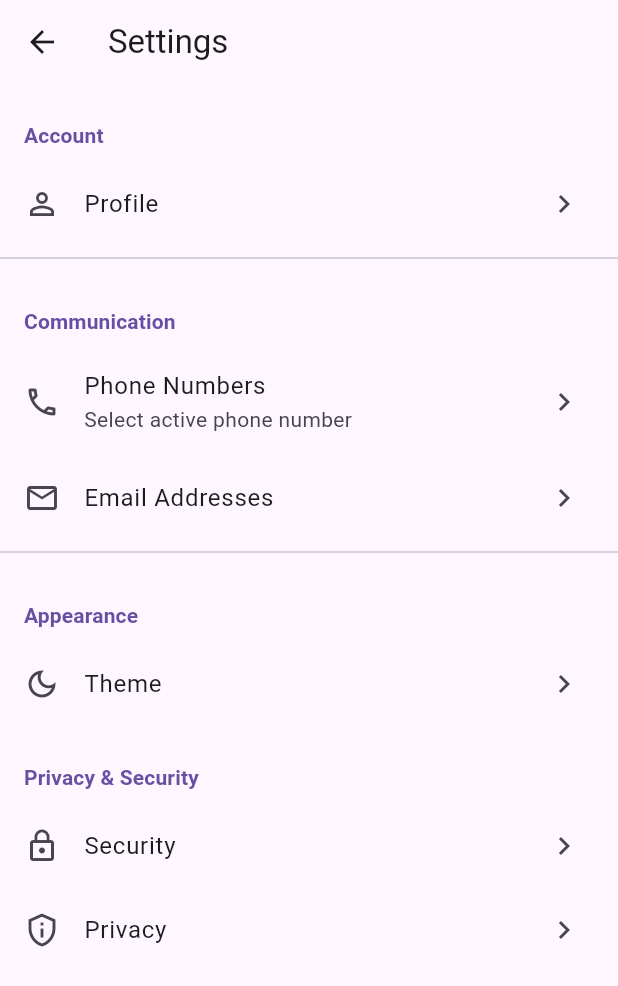
After one commit to healer-1205/gbpn_dialer, a Flutter app: the SettingsScreen screen opened by its route, on a phone screen of 412 x 824 dp. The commit adds this screen. Shown: the top 986 px of the screen. Run offline on Flutter 3.47's test engine with Material 3 defaults, Android fonts, the phone set to English and light mode, and no system bars; our stand-ins replace dio, firebase_core, firebase_messaging, flutter_contacts, permission_handler, shared_preferences; missing offline and left inert: dart_jsonwebtoken, twilio_voice; accounts and stored records are empty.

Commit message:
feat(settings): add settings screen and phone number selection
Introduce a new settings screen with sections for account, communication, appearance, and privacy. Add a phone number selection screen to manage active phone numbers. Update routing and storage service to support these features.

```diff
--- a/lib/routing/routes.dart
+++ b/lib/routing/routes.dart
@@ -1,6 +1,7 @@
 import 'package:flutter/material.dart';
 import 'package:gbpn_dealer/screens/incoming_screen/incoming_call_screen.dart';
 import 'package:gbpn_dealer/screens/permissions/permissions_block.dart';
+import 'package:gbpn_dealer/screens/settings/settings_screen.dart';
 import '../screens/dialpad/dialer_screen.dart';
 import '../screens/intro/screen.dart';
 import '../screens/main_screen/main_screen_view.dart';
@@ -22,6 +23,8 @@ class Routes {
         return MaterialPageRoute(builder: (_) => const DialpadScreen());
       case '/permission_block':
         return MaterialPageRoute(builder: (_) => const PermissionsBlock());
+      case '/settings':
+        return MaterialPageRoute(builder: (_) => const SettingsScreen());
       case '/incoming_call_screen':
         return MaterialPageRoute(
             builder: (_) =>
--- a/lib/screens/dialpad/dialer_screen.dart
+++ b/lib/screens/dialpad/dialer_screen.dart
@@ -231,6 +231,7 @@ class _DialpadScreenState extends State<DialpadScreen> {
   Widget build(BuildContext context) {
     return Scaffold(
       backgroundColor: Colors.white,
+
       body: Padding(
           padding: const EdgeInsets.symmetric(horizontal: 40.0),
           child: Column(
--- a/lib/screens/main_screen/main_screen_view.dart
+++ b/lib/screens/main_screen/main_screen_view.dart
@@ -52,6 +52,18 @@ class _MainScreenViewState extends State<MainScreenView> {
               ),
             ),
           ),
+          Visibility(
+            visible: _currentIndex == 0,
+            child: IconButton(
+              onPressed: () {
+                Navigator.pushNamed(context, '/settings');
+              },
+              icon: Icon(
+                Icons.settings,
+                size: 30,
+              ),
+            ),
+          ),
           SizedBox(width: 15),
         ],
       ),
--- /dev/null
+++ b/lib/screens/settings/settings_screen.dart
@@ -0,0 +1,91 @@
+// Settings screen - the main entry point for all settings
+import 'package:flutter/material.dart';
+import 'package:gbpn_dealer/screens/settings/phone_number_selection_screen.dart';
+
+class SettingsScreen extends StatelessWidget {
+  const SettingsScreen({super.key});
+
+  @override
+  Widget build(BuildContext context) {
+    return Scaffold(
+      appBar: AppBar(
+        title: const Text('Settings'),
+        elevation: 0,
+      ),
+      body: ListView(
+        children: [
+          // Account Section
+          _buildSectionHeader(context, 'Account'),
+          ListTile(
+            leading: const Icon(Icons.person_outline),
+            title: const Text('Profile'),
+            trailing: const Icon(Icons.chevron_right),
+            onTap: () {},
+          ),
+          const Divider(),
+
+          // Communication Section
+          _buildSectionHeader(context, 'Communication'),
+          ListTile(
+            leading: const Icon(Icons.phone_outlined),
+            title: const Text('Phone Numbers'),
+            subtitle: const Text('Select active phone number'),
+            trailing: const Icon(Icons.chevron_right),
+            onTap: () {
+              Navigator.push(
+                context,
+                MaterialPageRoute(
+                  builder: (context) => const PhoneNumberSelectionScreen(),
+                ),
+              );
+            },
+          ),
+          ListTile(
+            leading: const Icon(Icons.email_outlined),
+            title: const Text('Email Addresses'),
+            trailing: const Icon(Icons.chevron_right),
+            onTap: () {},
+          ),
+          const Divider(),
+
+          // Appearance Section
+          _buildSectionHeader(context, 'Appearance'),
+          ListTile(
+            leading: const Icon(Icons.dark_mode_outlined),
+            title: const Text('Theme'),
+            trailing: const Icon(Icons.chevron_right),
+            onTap: () {},
+          ),
+
+          // Privacy & Security
+          _buildSectionHeader(context, 'Privacy & Security'),
+          ListTile(
+            leading: const Icon(Icons.lock_outline),
+            title: const Text('Security'),
+            trailing: const Icon(Icons.chevron_right),
+            onTap: () {},
+          ),
+          ListTile(
+            leading: const Icon(Icons.privacy_tip_outlined),
+            title: const Text('Privacy'),
+            trailing: const Icon(Icons.chevron_right),
+            onTap: () {},
+          ),
+        ],
+      ),
+    );
+  }
+
+  Widget _buildSectionHeader(BuildContext context, String title) {
+    return Padding(
+      padding: const EdgeInsets.fromLTRB(16, 24, 16, 8),
+      child: Text(
+        title,
+        style: Theme.of(context).textTheme.titleSmall?.copyWith(
+              color: Theme.of(context).colorScheme.primary,
+              fontWeight: FontWeight.bold,
+            ),
+      ),
+    );
+  }
+}
```
Also changed, not shown: lib/screens/settings/phone_number_selection_screen.dart (added, +312 -0 lines), lib/services/storage_service.dart (+20 -0 lines).
